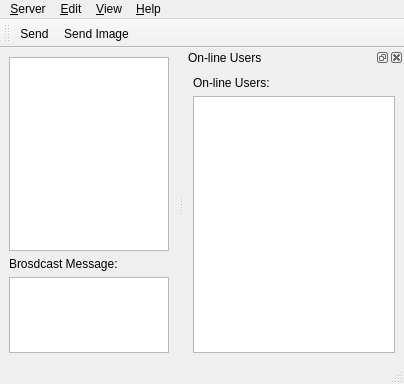
First picture: the form in mainwindow.ui, repository fromWannaCry/sshout-qt-client-code, before the edit.
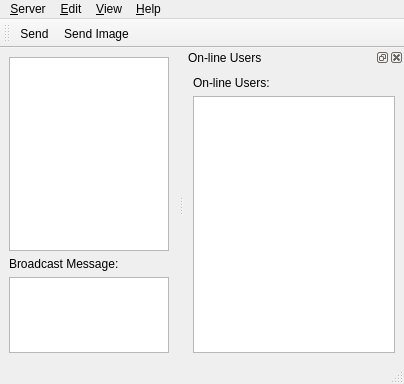
Second picture: the form after the edit.

Commit message: Put '&Open Image' as first action to the context menu

Diff of the .ui file:
```diff
--- a/mainwindow.ui
+++ b/mainwindow.ui
@@ -40,7 +40,7 @@
        <item>
         <widget class="QLabel" name="label_message_to">
          <property name="text">
-          <string>Brosdcast Message:</string>
+          <string>Broadcast Message:</string>
          </property>
         </widget>
        </item>
```
The commit also changes 2 other files.
